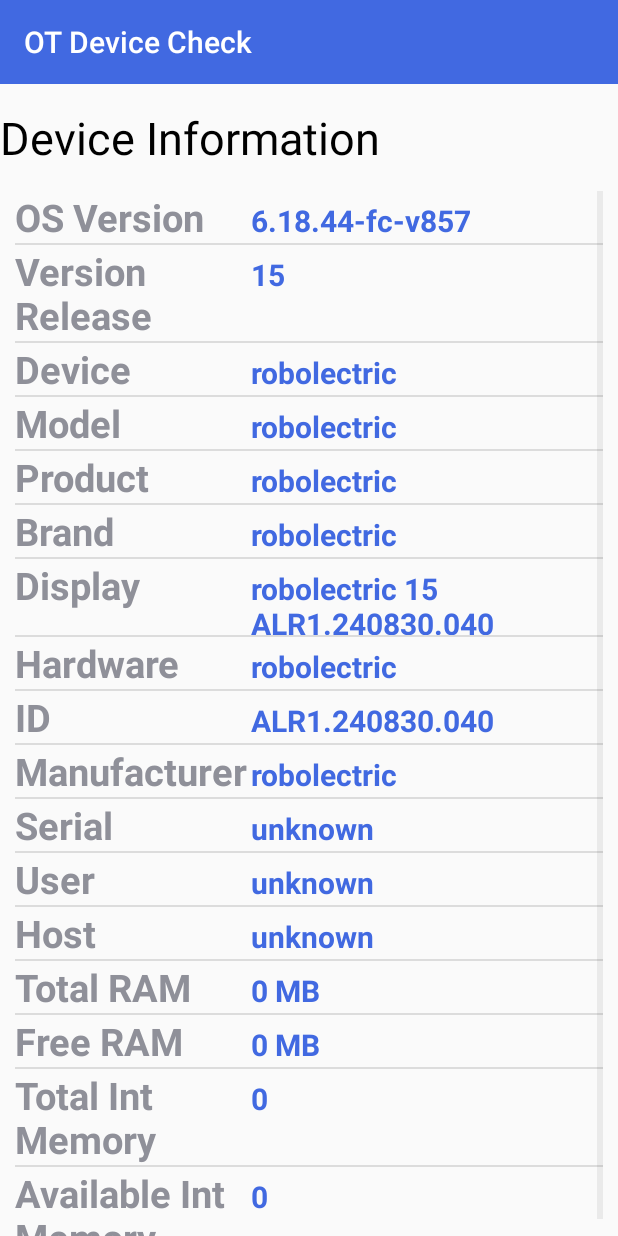
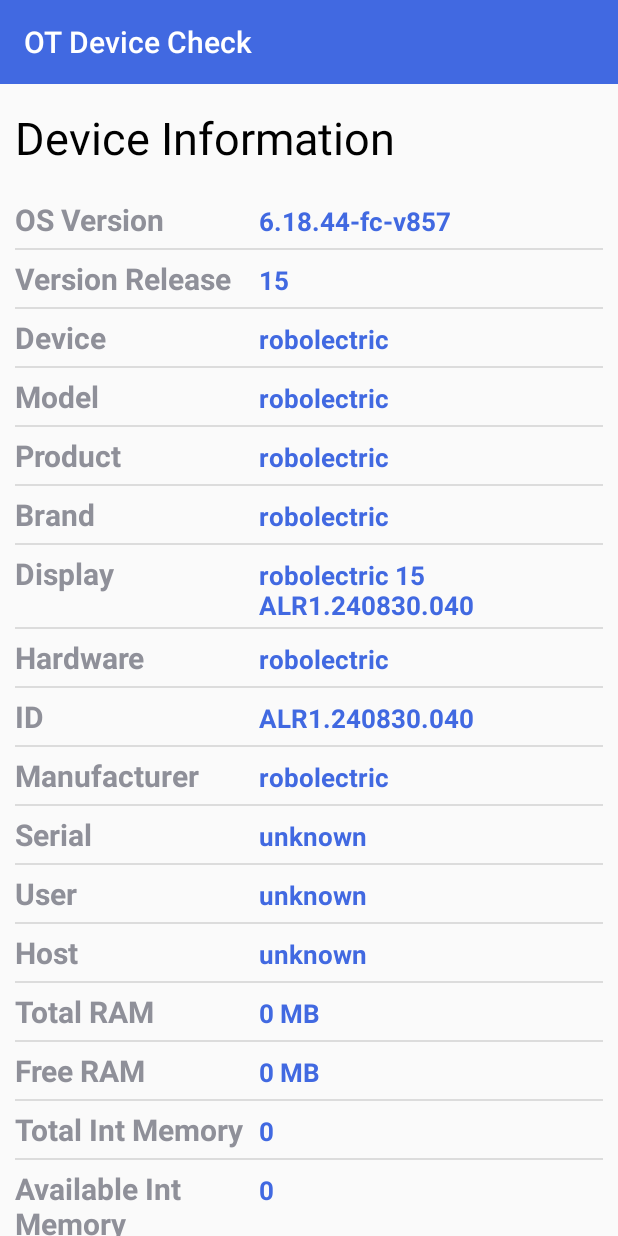
Before and after one commit to Nishtha26/android-testing, an Android app: the DeviceInfo screen opened directly, with no data from a screen before it, on a phone screen of 412 x 824 dp. Run offline under Robolectric (Android 15) with nearby library versions, the light colour scheme and no system bars.

Commit message:
->SQL Database functionality added ->Vibration UI changed and choice saved in DB ->In DeviceInfo, Data stored in DB retrieved

```diff
--- /dev/null
+++ b/app/src/main/java/com/ot/devicecheck/DatabaseHandler.java
@@ -0,0 +1,91 @@
+package com.ot.devicecheck;
+
+import android.content.ContentValues;
+import android.content.Context;
+import android.database.Cursor;
+import android.database.sqlite.SQLiteDatabase;
+import android.database.sqlite.SQLiteOpenHelper;
+import android.icu.util.RangeValueIterator;
+import android.text.style.TtsSpan;
+import android.util.Log;
+
+import java.util.ArrayList;
+import java.util.List;
+
+/**
+ * Created by Pranjal Gupta on 09-11-2017.
+ */
+
+public class DatabaseHandler extends SQLiteOpenHelper {
+
+    private static final int DATABASE_VERSION = 1;
+
+    // Database Name
+    private static final String DATABASE_NAME = "deviceCheck";
+
+    // Contacts table name
+    private static final String TABLE_NAME = "elements";
+
+    // Contacts Table Columns names
+    private static final String KEY_ELEMENT = "element";
+    private static final String KEY_VERDICT = "verdict";
+    private static final String KEY_TIME = "timestamp";
+
+    public DatabaseHandler(Context context) {
+        super(context, DATABASE_NAME, null, DATABASE_VERSION);
+    }
+
+    @Override
+    public void onCreate(SQLiteDatabase db) {
+
+        String CREATE_TABLE = "CREATE TABLE " + TABLE_NAME + "("
+                + KEY_ELEMENT + " TEXT PRIMARY KEY," + KEY_VERDICT + " TEXT,"
+                + KEY_TIME + " TEXT" + ")";
+        db.execSQL(CREATE_TABLE);
+
+    }
+
+    @Override
+    public void onUpgrade(SQLiteDatabase db, int i, int i1) {
+
+        db.execSQL("DROP TABLE IF EXISTS " + TABLE_NAME);
+
+        // Create tables again
+        onCreate(db);
+    }
+
+    public void addElement(SQLElement element){
+        SQLiteDatabase db = this.getWritableDatabase();
+
+        ContentValues values = new ContentValues();
+        values.put(KEY_ELEMENT, element.getElement());
+        values.put(KEY_VERDICT, element.getVerdict());
+        values.put(KEY_TIME, element.getTimeStamp());
+        // Inserting Row
+        db.insert(TABLE_NAME, null, values);
+        db.close(); // Closing database connection
+    }
+
+    public List<SQLElement> getAllElements(){
+        List<SQLElement> elementList = new ArrayList<SQLElement>();
+        // Select All Query
+        String selectQuery = "SELECT  * FROM " + TABLE_NAME;
+
+        SQLiteDatabase db = this.getWritableDatabase();
+        Cursor cursor = db.rawQuery(selectQuery, null);
+
+        // looping through all rows and adding to list
+        if (cursor.moveToFirst()) {
+            do {
+                SQLElement element = new SQLElement();
+                element.setElement(cursor.getString(0));
+                Log.i("db",cursor.getString(0));
+                element.setVerdict(cursor.getString(1));
+                element.setTimeStamp(cursor.getString(2));
+                elementList.add(element);
+            } while (cursor.moveToNext());
+        }
+
+        return elementList;
+    }
+}
--- /dev/null
+++ b/app/src/main/java/com/ot/devicecheck/DbListAdapter.java
@@ -0,0 +1,72 @@
+package com.ot.devicecheck;
+
+import android.app.Activity;
+import android.content.Context;
+import android.view.LayoutInflater;
+import android.view.View;
+import android.view.ViewGroup;
+import android.widget.BaseAdapter;
+import android.widget.ImageView;
+import android.widget.TextView;
+
+import java.util.List;
+
+/**
+ * Created by Pranjal Gupta on 10-11-2017.
+ */
+
+public class DbListAdapter extends BaseAdapter {
+    private Activity activity;
+    private LayoutInflater inflater;
+
+    Context context;
+    List<SQLElement>  listvalue;
+    List<SQLElement> listname;
+
+
+
+    public DbListAdapter (Context context, List<SQLElement> listname){
+        this.context=context;
+        this.listname=listname;
+    }
+    @Override
+    public int getCount() {
+        return listname.size();
+    }
+
+    @Override
+    public Object getItem(int i) {
+        return listname.get(i);
+    }
+
+    @Override
+    public long getItemId(int i) {
+        return i;
+    }
+
+    @Override
+    public View getView(int i, View view, ViewGroup viewGroup) {
+
+        if (inflater == null)
+            inflater = (LayoutInflater) context
+                    .getSystemService(Context.LAYOUT_INFLATER_SERVICE);
+        if (view == null)
+            view = inflater.inflate(R.layout.dblist_adapter, null);
+
+        TextView tv1 = (TextView)view.findViewById(R.id.element_name);
+        ImageView iv2 = (ImageView) view.findViewById(R.id.imageWorking);
+
+        SQLElement data = listname.get(i);
+        tv1.setText(data.getElement());
+        if (data.getVerdict().contentEquals("Working"))
+        {
+            iv2.setImageResource(R.drawable.checkmark);
+        }
+        else
+        {
+            iv2.setImageResource(R.drawable.redcross);
+        }
+
+        return view;
+    }
+}
--- a/app/src/main/java/com/ot/devicecheck/DeviceInfo.java
+++ b/app/src/main/java/com/ot/devicecheck/DeviceInfo.java
@@ -11,6 +11,7 @@ import android.support.annotation.RequiresApi;
 import android.support.v7.app.AppCompatActivity;
 import android.support.v7.widget.Toolbar;
 import android.util.Log;
+import android.view.View;
 import android.widget.Adapter;
 import android.widget.ArrayAdapter;
 import android.widget.ListView;
@@ -43,15 +44,25 @@ public class DeviceInfo extends AppCompatActivity {
         //getSupportActionBar().setDisplayHomeAsUpEnabled(true);
 
 
+        DatabaseHandler dbHandler = new DatabaseHandler(this);
+        List<SQLElement> dataList = dbHandler.getAllElements();
         List<String> names = Arrays.asList("OS Version", "Version Release", "Device", "Model", "Product", "Brand", "Display", "Hardware", "ID", "Manufacturer", "Serial", "User", "Host", "Total RAM", "Free RAM", "Total Int Memory", "Available Int Memory");
 
         values = getDeviceInfo();
         ListView name = (ListView)findViewById(R.id.list_name);
 
+
         ViewAdapter adapter = new ViewAdapter(getBaseContext(),names,values);
 
 
         name.setAdapter(adapter);
+
+        View footer = getLayoutInflater().inflate(R.layout.deviceinfo_footer,null);
+        ListView databaseList = (ListView) footer.findViewById(R.id.databaseList);
+        DbListAdapter dbadapter = new DbListAdapter(getBaseContext(),dataList);
+        databaseList.setAdapter(dbadapter);
+
+        name.addFooterView(footer);
 
     }
 
--- a/app/src/main/res/layout/device_info.xml
+++ b/app/src/main/res/layout/device_info.xml
@@ -1,50 +1,50 @@
 <?xml version="1.0" encoding="utf-8"?>
 <LinearLayout xmlns:android="http://schemas.android.com/apk/res/android"
     xmlns:app="http://schemas.android.com/apk/res-auto"
-    android:orientation="vertical"
     android:layout_width="match_parent"
     android:layout_height="match_parent"
-    >
+    android:orientation="vertical">
 
     <android.support.v7.widget.Toolbar
         android:id="@+id/my_toolbar"
         android:layout_width="match_parent"
         android:layout_height="?attr/actionBarSize"
-        android:title="OT Device Check"
-        app:titleTextColor="#ffffff"
         android:background="#4169e1"
         android:elevation="4dp"
         android:theme="@style/ThemeOverlay.AppCompat.ActionBar"
-        app:popupTheme="@style/ThemeOverlay.AppCompat.Light" />
+        android:title="OT Device Check"
+        app:popupTheme="@style/ThemeOverlay.AppCompat.Light"
+        app:titleTextColor="#ffffff" />
 
-    <TextView
-        android:layout_width="wrap_content"
-        android:layout_height="wrap_content"
-        android:text="Device Information"
-        android:paddingTop="15dp"
-        android:textSize="30dp"
-        android:textColor="#000000"
-        android:paddingBottom="15dp"/>
-
-    <LinearLayout
-        android:orientation="horizontal"
+    <ScrollView
         android:layout_width="match_parent"
         android:layout_height="match_parent"
-        android:paddingLeft="10dp"
-        android:paddingRight="10dp"
-        >
+        android:fillViewport="true">
 
-        <ListView
+        <LinearLayout
             android:layout_width="match_parent"
             android:layout_height="match_parent"
+            android:orientation="vertical"
+            android:paddingLeft="10dp"
+            android:paddingRight="10dp">
 
-            android:id="@+id/list_name">
+            <TextView
+                android:layout_width="wrap_content"
+                android:layout_height="wrap_content"
+                android:paddingBottom="15dp"
+                android:paddingTop="15dp"
+                android:text="Device Information"
+                android:textColor="#000000"
+                android:textSize="30dp" />
 
-        </ListView>
->
+            <ListView
+                android:id="@+id/list_name"
+                android:layout_width="match_parent"
+                android:layout_height="wrap_content"
+                android:scrollbars="none">
+            </ListView>
 
 
-
-    </LinearLayout>
-
+        </LinearLayout>
+    </ScrollView>
 </LinearLayout>
--- a/app/src/main/res/layout/view_adapter.xml
+++ b/app/src/main/res/layout/view_adapter.xml
@@ -9,18 +9,23 @@
         android:layout_height="wrap_content"
         android:text="Name"
         android:textStyle="bold"
-        android:textSize="25dp"
+        android:textSize="20dp"
         android:layout_weight="60"
-        android:id="@+id/text_name"/>
+        android:id="@+id/text_name"
+        android:paddingTop="5dp"
+        android:paddingBottom="5dp"/>
 
     <TextView
         android:layout_width="match_parent"
         android:layout_height="wrap_content"
         android:text="Value"
         android:textStyle="bold"
-        android:textSize="20dp"
+        android:textSize="17dp"
         android:layout_weight="40"
         android:id="@+id/text_value"
-        android:textColor="#4169e1"/>
+        android:textColor="#4169e1"
+        android:paddingTop="5dp"
+        android:paddingBottom="5dp"
+        android:paddingLeft="5dp"/>
 
 </LinearLayout>
```
Also changed, not shown: app/src/main/java/com/ot/devicecheck/SQLElement.java (added, +46 -0 lines), app/src/main/java/com/ot/devicecheck/Vibration.java (+49 -2 lines), app/src/main/res/layout/activity_vibration.xml (+44 -3 lines), app/src/main/res/layout/dblist_adapter.xml (added, +35 -0 lines), app/src/main/res/layout/deviceinfo_footer.xml (added, +12 -0 lines), app/src/main/res/drawable-ldpi/checkmark.png (added), app/src/main/res/drawable-ldpi/redcross.png (added).
